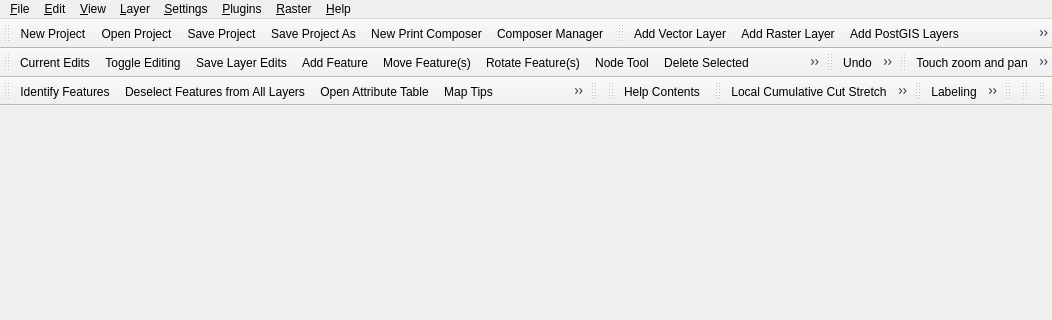
Old version of the form src/ui/qgisapp.ui in the repository qgis/QGIS; both pictures show x 0 to 1052 and y 0 to 320 of the 1052 by 489 pixel window.
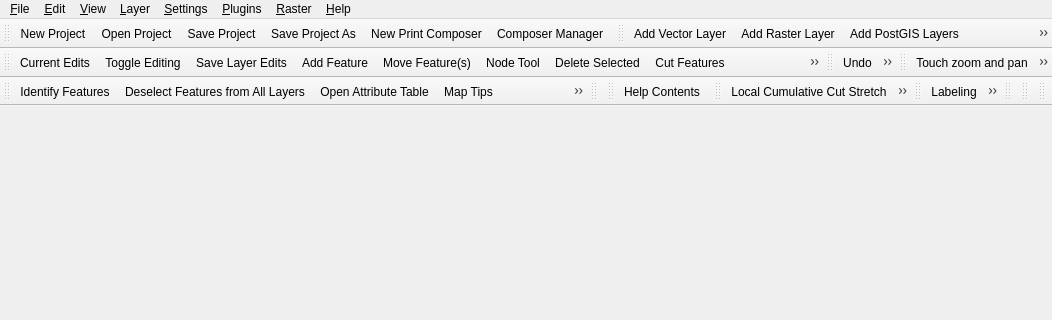
New version of the form. Icons and pictures are not drawn.

Commit message: moved to Advanced Editing Toolbar

```diff
--- a/src/ui/qgisapp.ui
+++ b/src/ui/qgisapp.ui
@@ -286,7 +286,6 @@
    <addaction name="mActionSaveLayerEdits"/>
    <addaction name="mActionAddFeature"/>
    <addaction name="mActionMoveFeature"/>
-   <addaction name="mActionRotateFeature"/>
    <addaction name="mActionNodeTool"/>
    <addaction name="mActionDeleteSelected"/>
    <addaction name="mActionCutFeatures"/>
```
Left out of the diff: 1 changed line with no effect on the pictures.
